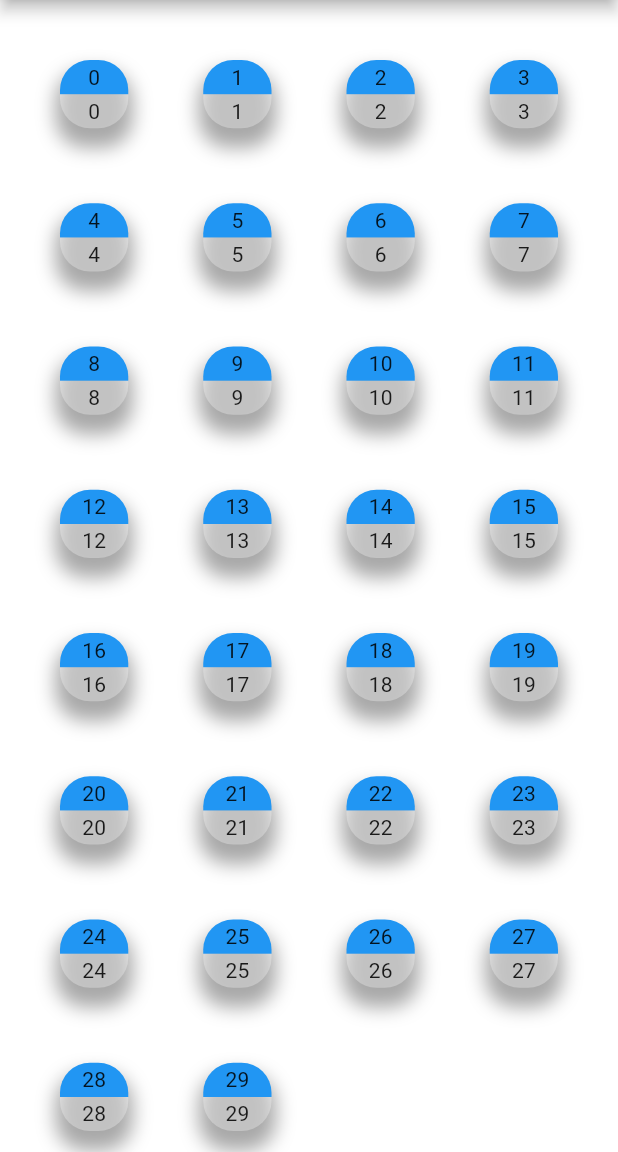
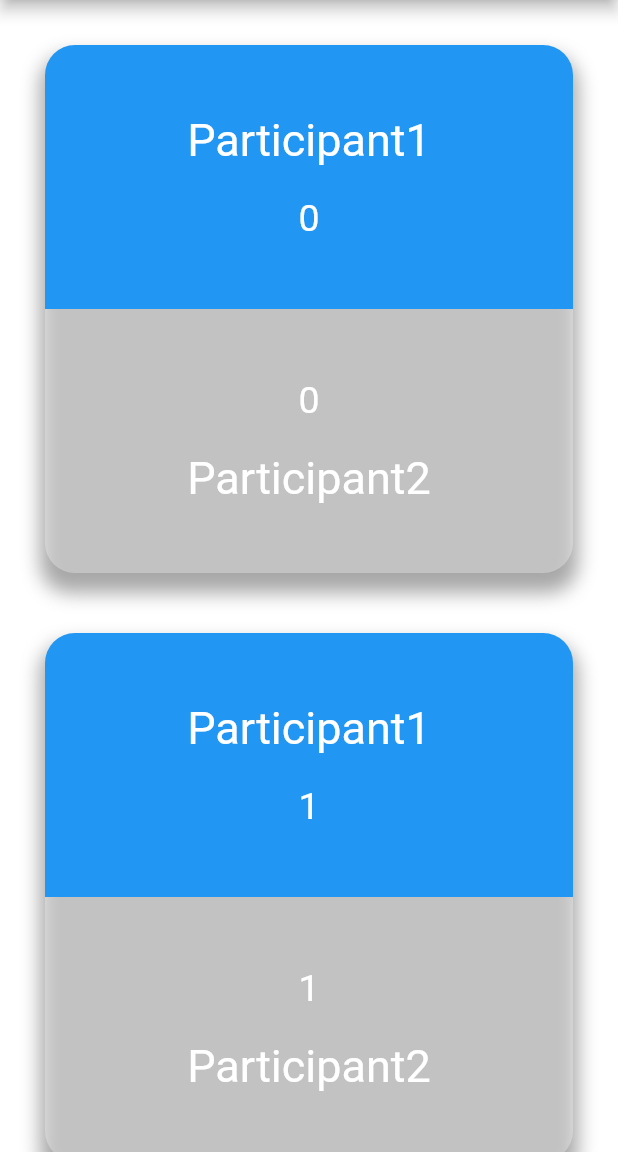
Before and after one commit to divide-et-impera-ltd/pangration-scoreboard, a Flutter app: the screen it shows after launch, on a phone screen of 412 x 824 dp, the part 84-1236 px from its top. Run offline on Flutter 3.47's test engine with Material 2 defaults, Android fonts, the light colour scheme and no system bars; drawn by our look-alikes of auto_size_text; our stand-ins replace sizer.

Commit message:
Created responsive grid UI

```diff
--- a/lib/main.dart
+++ b/lib/main.dart
@@ -1,11 +1,17 @@
-import 'dart:collection';
-
 import 'package:flutter/material.dart';
-import 'package:pangration_score/app/models/match.dart';
 
 import 'ui/custom_widgets/grid_cell.dart';
-import 'package:provider/provider.dart';
 
+
+// <!-- The core Firebase JS SDK is always required and must be listed first -->
+// <script src="/__/firebase/8.2.4/firebase-app.js"></script>
+//
+// <!-- TODO: Add SDKs for Firebase products that you want to use
+// https://firebase.google.com/docs/web/setup#available-libraries -->
+// <script src="/__/firebase/8.2.4/firebase-analytics.js"></script>
+//
+// <!-- Initialize Firebase -->
+// <script src="/__/firebase/init.js"></script>
 
 void main() {
   runApp(MyApp());
@@ -21,7 +27,7 @@ class MyApp extends StatelessWidget {
         primarySwatch: Colors.blue,
         visualDensity: VisualDensity.adaptivePlatformDensity,
       ),
-      home: MyHomePage(title: 'Pangration scoreboard'),
+      home: MyHomePage(title: 'Pangration Scoreboard'),
     );
   }
 }
@@ -36,10 +42,18 @@ class MyHomePage extends StatefulWidget {
 
 class _MyHomePageState extends State<MyHomePage> {
 
-
   @override
   Widget build(BuildContext context) {
-
+    final Orientation orientation = MediaQuery.of(context).orientation;
+    var screenSize = MediaQuery.of(context).size.width;
+    int count = 0;
+    if(screenSize < 450) {
+      count = 1;
+    } else if (orientation == Orientation.portrait) {
+      count = 2;
+    } else {
+      count = 3;
+    }
     return Scaffold(
       appBar: AppBar(
         title: Text("Pangration Scoreboard"),
@@ -49,12 +63,11 @@ class _MyHomePageState extends State<MyHomePage> {
       body: Center(
         child: GridView.count(
           primary: false,
-          padding: const EdgeInsets.all(20),
-          crossAxisSpacing: 10,
-          mainAxisSpacing: 10,
-          crossAxisCount: 4,
+          padding: const EdgeInsets.all(10),
+          crossAxisCount: count,
+          childAspectRatio: (orientation == Orientation.portrait) ? 1.0 : 1.3,
           children: <Widget>[
-            for(var count = 0; count < 30; count++)
+            for(var count = 0; count < 10; count++)
               GridCell(count: count)
           ],
         )
--- a/lib/ui/custom_widgets/grid_cell.dart
+++ b/lib/ui/custom_widgets/grid_cell.dart
@@ -1,5 +1,7 @@
+import 'package:auto_size_text/auto_size_text.dart';
 import 'package:flutter/cupertino.dart';
 import 'package:flutter/material.dart';
+import 'package:sizer/sizer.dart';
 
 class GridCell extends StatelessWidget {
   const GridCell({
@@ -12,6 +14,8 @@ class GridCell extends StatelessWidget {
 
   @override
   Widget build(BuildContext context) {
+    // double fs = 30.0 * MediaQuery.of(context).size.width / 414.0;
+    // double resultFontSize = 10.0 * MediaQuery.of(context).size.width / 414.0;
     return Container(
         decoration: BoxDecoration(
           borderRadius: BorderRadius.all(Radius.circular(20)),
@@ -29,7 +33,7 @@ class GridCell extends StatelessWidget {
         Column(
           mainAxisAlignment: MainAxisAlignment.spaceBetween,
           crossAxisAlignment: CrossAxisAlignment.stretch,
-        children: <Widget>[
+          children: <Widget>[
           Expanded(
             child:
             Container(
@@ -37,9 +41,34 @@ class GridCell extends StatelessWidget {
                 color: Colors.blue,
                 borderRadius: BorderRadius.only(topLeft: Radius.circular(20),topRight: Radius.circular(20))
               ),
-              child: Row(
+              child: Column(
                 mainAxisAlignment: MainAxisAlignment.center,
-                children: <Widget>[Text(count.toString(),)]
+                children: <Widget>[
+                  Container(
+                      child:FittedBox(
+                       child:
+                       AutoSizeText("Participant1",
+                         maxLines: 1,
+                         minFontSize: 30.0,
+                         maxFontSize: 50.0,
+                         stepGranularity: 5.0,
+                         style: TextStyle(
+                             color: Colors.white
+                         ),)
+                      )),
+                  Container(
+                    margin: EdgeInsets.only(top: 20.0),
+                      child:FittedBox(
+                          child:
+                          AutoSizeText(count.toString(),
+                            maxLines: 1,
+                            minFontSize: 25.0,
+                            maxFontSize: 30.0,
+                            stepGranularity: 5.0,
+                            style: TextStyle(
+                                color: Colors.white
+                            ),)
+                      ))]
               ),
             )
           ),
@@ -50,9 +79,33 @@ class GridCell extends StatelessWidget {
                     color: Colors.white30,
                     borderRadius: BorderRadius.only(bottomLeft: Radius.circular(20),bottomRight: Radius.circular(20))
                 ),
-                child: Row(
+                child: Column(
                     mainAxisAlignment: MainAxisAlignment.center,
-                    children: <Widget>[Text(count.toString(),)]
+                    children: <Widget>[Container(
+                        child:FittedBox(
+                            child:
+                            AutoSizeText(count.toString(),
+                              maxLines: 1,
+                              minFontSize: 25.0,
+                              maxFontSize: 30.0,
+                              stepGranularity: 5.0,
+                              style: TextStyle(
+                                  color: Colors.white
+                              ),)
+                        )),
+                      Container(
+                          margin: EdgeInsets.only(top: 20.0),
+                          child:FittedBox(
+                              child:
+                              AutoSizeText("Participant2",
+                                maxLines: 1,
+                                minFontSize: 30.0,
+                                maxFontSize: 50.0,
+                                stepGranularity: 5.0,
+                                style: TextStyle(
+                                    color: Colors.white
+                                ),)
+                          ))]
                 ),
               )
           ),]
--- a/pubspec.yaml
+++ b/pubspec.yaml
@@ -32,6 +32,9 @@ dependencies:
 #  firebase_dart: ^0.7.15+4
 #  flutter_form_builder: 3.8.0+1
 #  firebase_auth_web: ^0.3.2+6
+  auto_size_text: ^2.1.0
+  responsive_grid: ^1.2.1+1
+  sizer: ^1.1.8
 
 
   # The following adds the Cupertino Icons font to your application.
```
Also changed, not shown: pubspec.lock.
